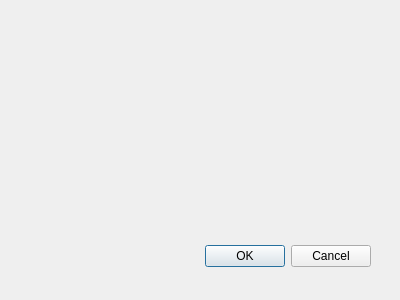
SimoneDutto/CollaborativeEditor, file client/signup.ui: the form before one commit.
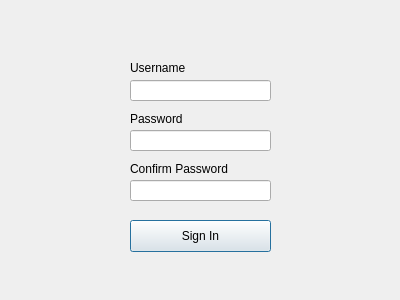
The form after the commit.

Commit message: add Welcome, fixed SignUp

Patch:
```diff
--- a/client/signup.ui
+++ b/client/signup.ui
@@ -13,20 +13,124 @@
   <property name="windowTitle">
    <string>Dialog</string>
   </property>
-  <widget class="QDialogButtonBox" name="buttonBox">
+  <widget class="QWidget" name="formLayoutWidget_2">
    <property name="geometry">
     <rect>
-     <x>30</x>
-     <y>240</y>
-     <width>341</width>
+     <x>130</x>
+     <y>60</y>
+     <width>72</width>
+     <height>18</height>
+    </rect>
+   </property>
+   <layout class="QFormLayout" name="formLayout_2"/>
+  </widget>
+  <widget class="QWidget" name="formLayoutWidget_3">
+   <property name="geometry">
+    <rect>
+     <x>130</x>
+     <y>110</y>
+     <width>60</width>
+     <height>18</height>
+    </rect>
+   </property>
+   <layout class="QGridLayout" name="gridLayout_2">
+    <item row="0" column="0">
+     <widget class="QLabel" name="label_2">
+      <property name="text">
+       <string>Password</string>
+      </property>
+     </widget>
+    </item>
+   </layout>
+  </widget>
+  <widget class="QWidget" name="formLayoutWidget_4">
+   <property name="geometry">
+    <rect>
+     <x>130</x>
+     <y>160</y>
+     <width>112</width>
+     <height>18</height>
+    </rect>
+   </property>
+   <layout class="QGridLayout" name="gridLayout">
+    <item row="0" column="0">
+     <widget class="QLabel" name="label_3">
+      <property name="text">
+       <string>Confirm Password</string>
+      </property>
+     </widget>
+    </item>
+   </layout>
+  </widget>
+  <widget class="QPushButton" name="pushButton">
+   <property name="geometry">
+    <rect>
+     <x>130</x>
+     <y>220</y>
+     <width>141</width>
      <height>32</height>
     </rect>
    </property>
-   <property name="orientation">
-    <enum>Qt::Horizontal</enum>
+   <property name="text">
+    <string>Sign In</string>
    </property>
-   <property name="standardButtons">
-    <set>QDialogButtonBox::Cancel|QDialogButtonBox::Ok</set>
+  </widget>
+  <widget class="QLineEdit" name="lineEdit">
+   <property name="geometry">
+    <rect>
+     <x>130</x>
+     <y>80</y>
+     <width>141</width>
+     <height>21</height>
+    </rect>
+   </property>
+  </widget>
+  <widget class="QLineEdit" name="lineEdit_2">
+   <property name="geometry">
+    <rect>
+     <x>130</x>
+     <y>130</y>
+     <width>141</width>
+     <height>21</height>
+    </rect>
+   </property>
+   <property name="inputMethodHints">
+    <set>Qt::ImhHiddenText|Qt::ImhNoAutoUppercase|Qt::ImhNoPredictiveText|Qt::ImhSensitiveData</set>
+   </property>
+   <property name="maxLength">
+    <number>32770</number>
+   </property>
+   <property name="echoMode">
+    <enum>QLineEdit::Password</enum>
+   </property>
+  </widget>
+  <widget class="QLineEdit" name="lineEdit_3">
+   <property name="geometry">
+    <rect>
+     <x>130</x>
+     <y>180</y>
+     <width>141</width>
+     <height>21</height>
+    </rect>
+   </property>
+   <property name="inputMethodHints">
+    <set>Qt::ImhHiddenText|Qt::ImhNoAutoUppercase|Qt::ImhNoPredictiveText|Qt::ImhSensitiveData</set>
+   </property>
+   <property name="echoMode">
+    <enum>QLineEdit::Password</enum>
+   </property>
+  </widget>
+  <widget class="QLabel" name="label_5">
+   <property name="geometry">
+    <rect>
+     <x>130</x>
+     <y>60</y>
+     <width>71</width>
+     <height>16</height>
+    </rect>
+   </property>
+   <property name="text">
+    <string>Username</string>
    </property>
   </widget>
  </widget>
```
Left out of the diff: 35 changed lines with no effect on the pictures. The commit also changes 12 other files.
